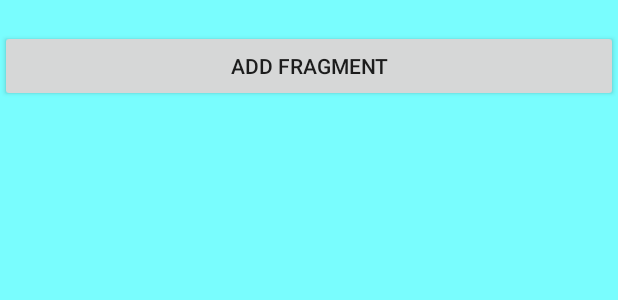
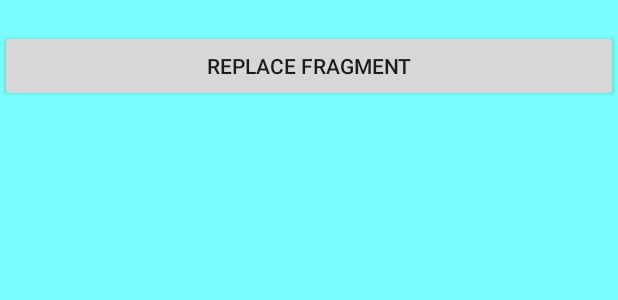
Before and after one commit to rahul6975/Android-Fragments, an Android app: the layout activity_main.xml on its own in the app's theme, with its tools: preview values and no code run, on a phone screen of 412 x 824 dp. Shown: the top 300 px of the screen. Run offline under Robolectric (Android 15) with nearby library versions, the phone set to English and light mode, and no system bars.

Commit message:
replace fragment without backstack

```diff
--- a/app/src/main/java/com/rahul/fragmentsdemoapp/MainActivity.java
+++ b/app/src/main/java/com/rahul/fragmentsdemoapp/MainActivity.java
@@ -101,7 +101,7 @@ public class MainActivity extends AppCompatActivity {
         }
 
         fragmentTransaction = fragmentManager.beginTransaction();
-        fragmentTransaction.add(R.id.fragmentContainer, fragment, "demoFragment");
+        fragmentTransaction.replace(R.id.fragmentContainer, fragment, "demoFragment");
 //        fragmentTransaction.addToBackStack(null);
         fragmentTransaction.commit();
     }
--- a/app/src/main/res/layout/activity_main.xml
+++ b/app/src/main/res/layout/activity_main.xml
@@ -13,7 +13,7 @@
         android:layout_width="match_parent"
         android:layout_height="wrap_content"
         android:layout_marginTop="20dp"
-        android:text="Add Fragment" />
+        android:text="Replace Fragment" />
 
     <TextView
         android:id="@+id/textViewFragmentCount"
```
